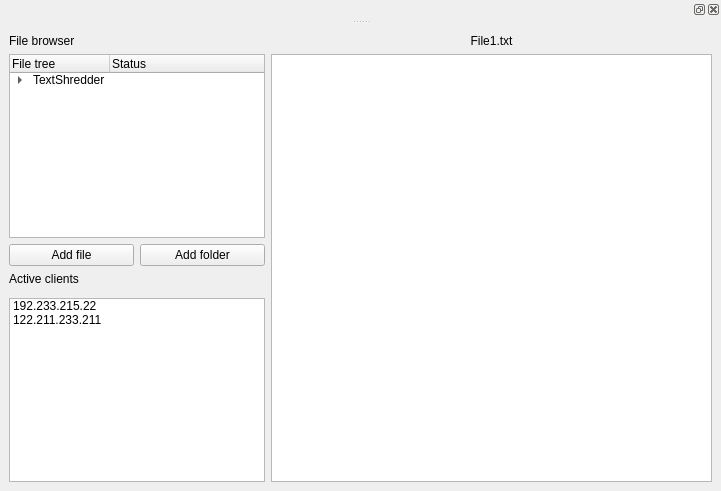
First picture: the form in textshredder_ui/editorview.ui, repository mitchelkuijpers/TextShredder, before the edit.
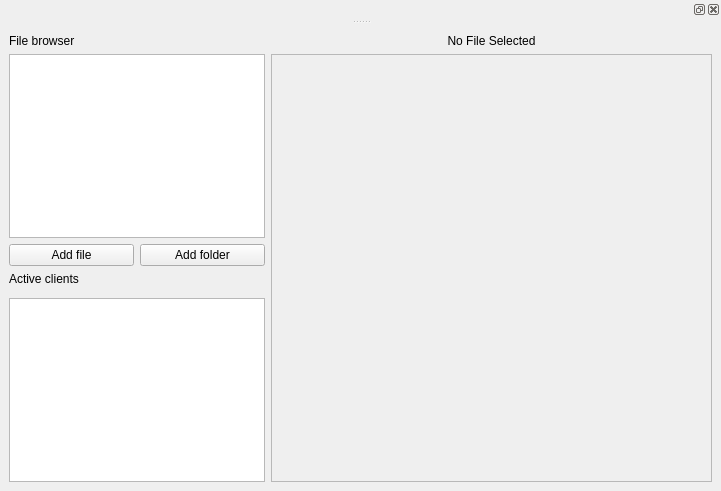
Second picture: the form after the edit. Custom widgets are drawn as their Qt base class.

Diff of the .ui file:
```diff
--- a/textshredder_ui/editorview.ui
+++ b/textshredder_ui/editorview.ui
@@ -16,7 +16,7 @@
   <widget class="QWidget" name="centralwidget">
    <layout class="QGridLayout" name="gridLayout_2">
     <item row="0" column="0">
-     <layout class="QGridLayout" name="gridLayout" rowstretch="0,0,0,0,0,0,0,0">
+     <layout class="QGridLayout" name="gridLayout" rowstretch="0,0,0,0,0,0">
       <property name="sizeConstraint">
        <enum>QLayout::SetDefaultConstraint</enum>
       </property>
@@ -30,50 +30,6 @@
         </property>
        </widget>
       </item>
-      <item row="1" column="0" colspan="2">
-       <widget class="QTreeWidget" name="treeWidget_2">
-        <attribute name="headerVisible">
-         <bool>true</bool>
-        </attribute>
-        <attribute name="headerCascadingSectionResizes">
-         <bool>false</bool>
-        </attribute>
-        <attribute name="headerHighlightSections">
-         <bool>false</bool>
-        </attribute>
-        <attribute name="headerShowSortIndicator" stdset="0">
-         <bool>false</bool>
-        </attribute>
-        <attribute name="headerStretchLastSection">
-         <bool>true</bool>
-        </attribute>
-        <column>
-         <property name="text">
-          <string>File tree</string>
-         </property>
-        </column>
-        <column>
-         <property name="text">
-          <string>Status</string>
-         </property>
-        </column>
-        <item>
-         <property name="text">
-          <string>TextShredder</string>
-         </property>
-         <item>
-          <property name="text">
-           <string>File1.txt</string>
-          </property>
-         </item>
-         <item>
-          <property name="text">
-           <string>File2.txt</string>
-          </property>
-         </item>
-        </item>
-       </widget>
-      </item>
       <item row="2" column="0">
        <widget class="QPushButton" name="addFileButton">
         <property name="text">
@@ -83,6 +39,9 @@
       </item>
       <item row="2" column="1">
        <widget class="QPushButton" name="addFolderButton">
+        <property name="enabled">
+         <bool>true</bool>
+        </property>
         <property name="text">
          <string>Add folder</string>
         </property>
@@ -103,7 +62,7 @@
          </font>
         </property>
         <property name="text">
-         <string>File1.txt</string>
+         <string>No File Selected</string>
         </property>
         <property name="textFormat">
          <enum>Qt::AutoText</enum>
@@ -114,27 +73,37 @@
        </widget>
       </item>
       <item row="1" column="2" rowspan="5">
-       <widget class="QTextEdit" name="textEditorField"/>
+       <widget class="QTextEdit" name="textEditorField">
+        <property name="enabled">
+         <bool>false</bool>
+        </property>
+        <property name="html">
+         <string>&lt;!DOCTYPE HTML PUBLIC &quot;-//W3C//DTD HTML 4.0//EN&quot; &quot;http://www.w3.org/TR/REC-html40/strict.dtd&quot;&gt;
+&lt;html&gt;&lt;head&gt;&lt;meta name=&quot;qrichtext&quot; content=&quot;1&quot; /&gt;&lt;style type=&quot;text/css&quot;&gt;
+p, li { white-space: pre-wrap; }
+&lt;/style&gt;&lt;/head&gt;&lt;body style=&quot; font-family:'Lucida Grande'; font-size:13pt; font-weight:400; font-style:normal;&quot;&gt;
+&lt;p align=&quot;center&quot; style=&quot;-qt-paragraph-type:empty; margin-top:0px; margin-bottom:0px; margin-left:0px; margin-right:0px; -qt-block-indent:0; text-indent:0px;&quot;&gt;&lt;/p&gt;&lt;/body&gt;&lt;/html&gt;</string>
+        </property>
+       </widget>
       </item>
       <item row="5" column="0" colspan="2">
-       <widget class="QListWidget" name="listWidget">
-        <item>
-         <property name="text">
-          <string>192.233.215.22</string>
-         </property>
-        </item>
-        <item>
-         <property name="text">
-          <string>122.211.233.211</string>
-         </property>
-        </item>
+       <widget class="QListWidget" name="listWidget"/>
+      </item>
+      <item row="1" column="0" colspan="2">
+       <widget class="QTreeView" name="fileTreeWidget">
+        <property name="editTriggers">
+         <set>QAbstractItemView::NoEditTriggers</set>
+        </property>
+        <property name="indentation">
+         <number>20</number>
+        </property>
        </widget>
       </item>
      </layout>
     </item>
    </layout>
   </widget>
-  <widget class="QDockWidget" name="dockWidget_2">
+  <widget class="QDockWidget" name="ribbonDock">
    <attribute name="dockWidgetArea">
     <number>4</number>
    </attribute>
```
